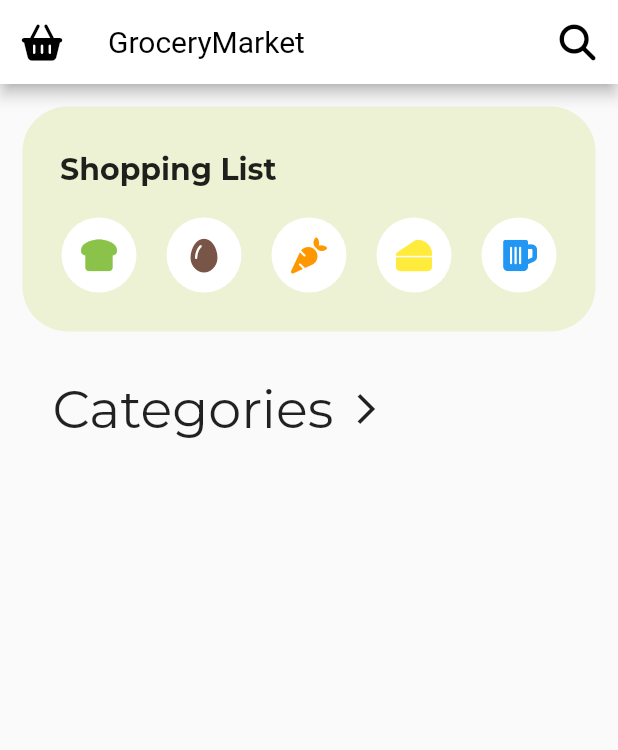
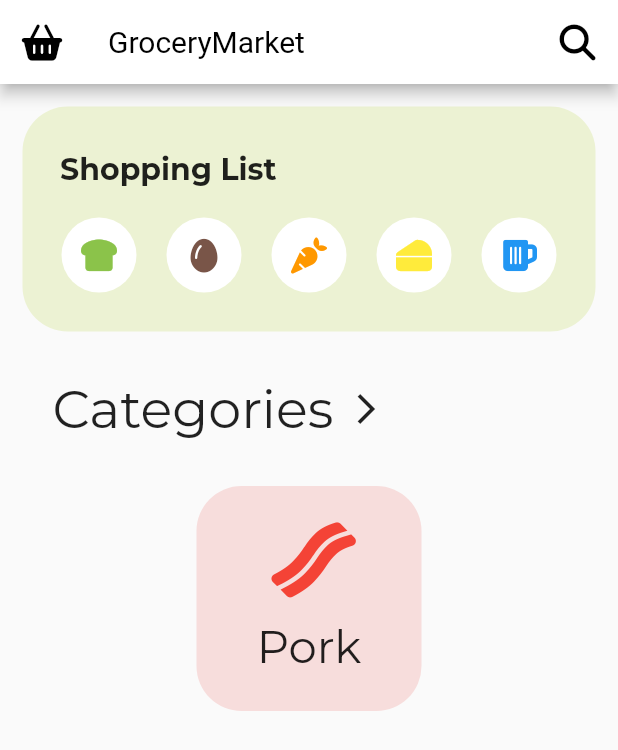
Before and after one commit to Assamapong/grocery_market, a Flutter app: the screen it shows after launch, on a phone screen of 412 x 824 dp. Shown: the top 750 px of the screen. Run offline on Flutter 3.47's test engine with Material 2 defaults, Android fonts, the phone set to English and light mode, and no system bars; our stand-ins replace font_awesome_flutter, google_fonts.

Commit message:
create first category

```diff
--- a/analysis_options.yaml
+++ b/analysis_options.yaml
@@ -22,6 +22,7 @@ linter:
   # `// ignore_for_file: name_of_lint` syntax on the line or in the file
   # producing the lint.
   rules:
+    prefer_const_constructors : false
     # avoid_print: false  # Uncomment to disable the `avoid_print` rule
     # prefer_single_quotes: true  # Uncomment to enable the `prefer_single_quotes` rule
 
--- a/lib/components/category.dart
+++ b/lib/components/category.dart
@@ -1,8 +1,39 @@
 import 'package:flutter/material.dart';
+import 'package:grocery_market/components/reusable_card.dart';
 
 class Category extends StatelessWidget {
+  final Color categoryBackgroundColor;
+  final IconData categoryIcon;
+  final String title;
+  final Color iconColor;
+
+  Category(
+      {required this.categoryBackgroundColor,
+      required this.categoryIcon,
+      required this.title,
+      required this.iconColor});
   @override
   Widget build(BuildContext context) {
-    return Container();
+    return ReusableCard(
+      cardWidth: 150,
+      backgroundColorCard: categoryBackgroundColor,
+      cardChild: Column(
+        mainAxisAlignment: MainAxisAlignment.center,
+        children: [
+          Icon(
+            categoryIcon,
+            color: iconColor,
+            size: 50,
+          ),
+          SizedBox(
+            height: 15,
+          ),
+          Text(
+            title,
+            style: TextStyle(fontSize: 30),
+          ),
+        ],
+      ),
+    );
   }
 }
--- a/lib/components/reusable_card.dart
+++ b/lib/components/reusable_card.dart
@@ -3,12 +3,17 @@ import 'package:flutter/material.dart';
 class ReusableCard extends StatelessWidget {
   final Color backgroundColorCard;
   final Widget cardChild;
+  final double? cardWidth;
 
-  ReusableCard({required this.backgroundColorCard, required this.cardChild});
+  const ReusableCard(
+      {required this.backgroundColorCard,
+      required this.cardChild,
+      this.cardWidth});
   @override
   Widget build(BuildContext context) {
     return Container(
       height: 150,
+      width: cardWidth,
       margin: EdgeInsets.all(15),
       decoration: BoxDecoration(
         borderRadius: BorderRadius.circular(30.0),
--- a/lib/components/shopping_list.dart
+++ b/lib/components/shopping_list.dart
@@ -1,3 +1,4 @@
+// ignore_for_file: prefer_const_constructors
 import 'package:flutter/material.dart';
 import 'package:grocery_market/components/shopping_list_icon.dart';
 import 'package:font_awesome_flutter/font_awesome_flutter.dart';
@@ -16,7 +17,7 @@ class ShoppingList extends StatelessWidget {
           Padding(
             padding: EdgeInsets.only(left: 25.0),
             child: Row(
-              children: [
+              children: const [
                 Text(
                   'Shopping List',
                   style: TextStyle(
@@ -32,7 +33,7 @@ class ShoppingList extends StatelessWidget {
           ),
           Row(
             mainAxisAlignment: MainAxisAlignment.center,
-            children: [
+            children: const [
               ShoppingListIcon(
                 innerIcon: FontAwesomeIcons.breadSlice,
                 colorIcon: Colors.lightGreen,
--- a/lib/components/shopping_list_icon.dart
+++ b/lib/components/shopping_list_icon.dart
@@ -4,7 +4,7 @@ class ShoppingListIcon extends StatelessWidget {
   final IconData innerIcon;
   final Color colorIcon;
 
-  ShoppingListIcon({required this.innerIcon, required this.colorIcon});
+  const ShoppingListIcon({required this.innerIcon, required this.colorIcon});
 
   @override
   Widget build(BuildContext context) {
--- a/lib/screens/home_page.dart
+++ b/lib/screens/home_page.dart
@@ -1,5 +1,7 @@
 import 'package:flutter/material.dart';
 import 'package:font_awesome_flutter/font_awesome_flutter.dart';
+import 'package:grocery_market/components/category.dart';
+import 'package:grocery_market/components/reusable_card.dart';
 
 import 'package:grocery_market/components/shopping_list.dart';
 
@@ -20,7 +22,7 @@ class HomeScreen extends StatelessWidget {
           title,
           style: TextStyle(fontSize: 20),
         ),
-        actions: [
+        actions: const [
           Padding(
             padding: EdgeInsets.only(right: 15.0),
             child: Icon(
@@ -38,7 +40,7 @@ class HomeScreen extends StatelessWidget {
               height: 15,
             ),
             Row(
-              children: [
+              children: const [
                 Padding(
                   padding: EdgeInsets.only(left: 35.0, right: 10),
                   child: Text(
@@ -52,6 +54,12 @@ class HomeScreen extends StatelessWidget {
             SizedBox(
               height: 15,
             ),
+            Category(
+              categoryBackgroundColor: Color.fromRGBO(247, 221, 220, 1),
+              categoryIcon: FontAwesomeIcons.bacon,
+              title: 'Pork',
+              iconColor: Colors.red,
+            )
           ],
         ),
       ),
```
